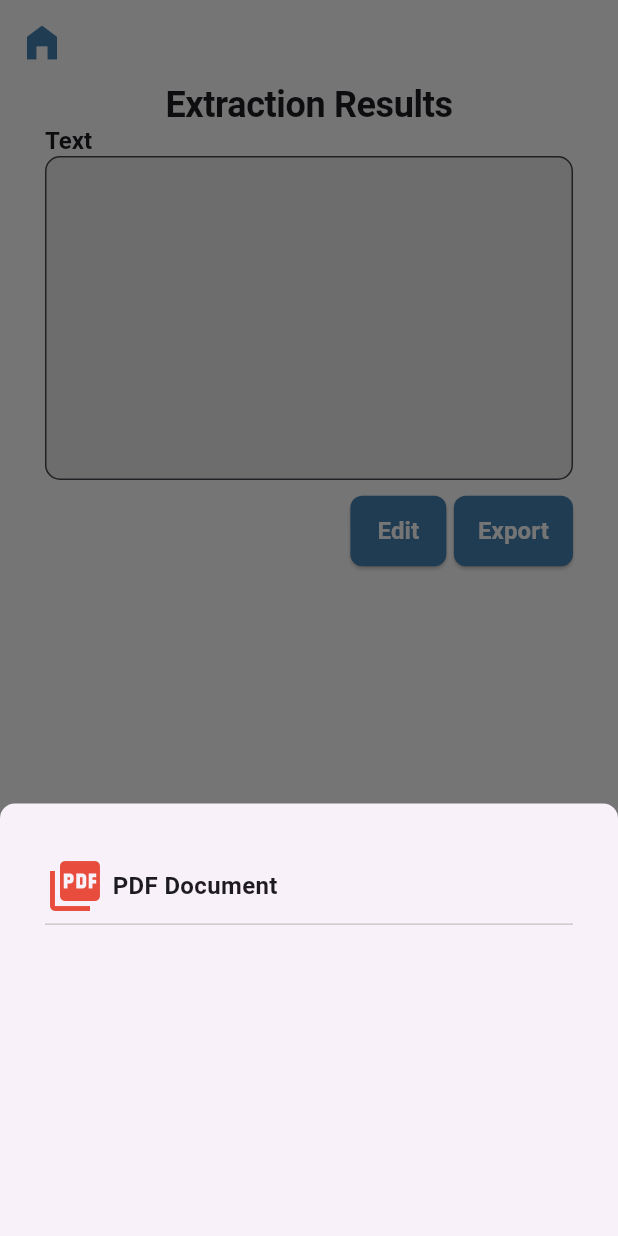
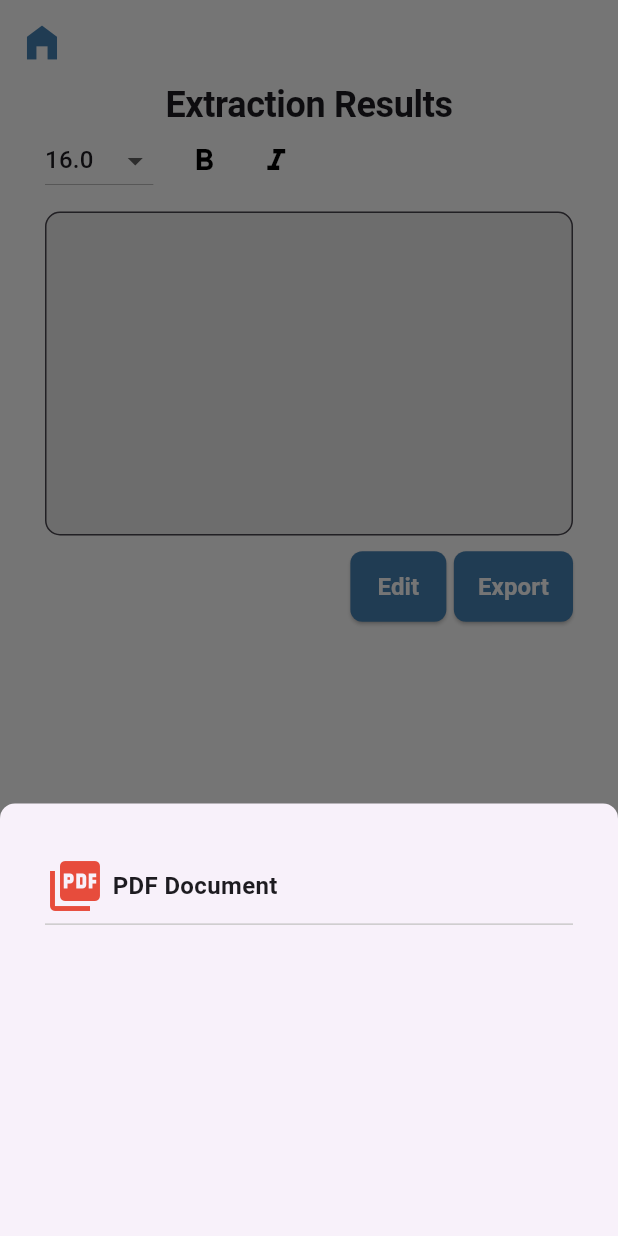
Before and after one commit to umeree/DataExtractornAnalyzer, a Flutter app: the ExtractionResult screen opened directly with empty values, after a tap on "Export", on a phone screen of 412 x 824 dp. Run offline on Flutter 3.47's test engine with Material 3 defaults, Android fonts, the phone set to English and light mode, and no system bars; our stand-ins replace google_fonts, image_picker, permission_handler, sqflite, syncfusion_flutter_datagrid; missing offline and left inert: google_mlkit_text_recognition; accounts and stored records are empty.

Commit message:
PDF WORKING

```diff
--- a/lib/utils/components/document-tile.dart
+++ b/lib/utils/components/document-tile.dart
@@ -5,17 +5,21 @@ class DocumentTile extends StatelessWidget {
   final IconData icon;
   final String text;
   Color color;
+  VoidCallback onPress;
 
  DocumentTile({
     Key? key,
     required this.icon,
     required this.text,
     this.color = AppColors.greyColor,
+   required this.onPress,
   }) : super(key: key);
 
   @override
   Widget build(BuildContext context) {
-    return Padding(
+    return InkWell(
+      onTap: onPress,
+      child: Padding(
         padding: const EdgeInsets.symmetric(vertical: 15, horizontal: 10),
         child: Column(
           children: [
@@ -36,6 +40,7 @@ class DocumentTile extends StatelessWidget {
             ),
           ],
         ),
+      ),
     );
   }
 }
--- a/lib/view/extraction_result.dart
+++ b/lib/view/extraction_result.dart
@@ -1,20 +1,22 @@
 import 'dart:io';
-
+import 'package:flutter/material.dart';
+import 'package:flutter/services.dart' show rootBundle;
+import 'package:google_fonts/google_fonts.dart';
+import 'package:intl/intl.dart';
+import 'package:pdf/widgets.dart' as pw;
+import 'package:path_provider/path_provider.dart';
+import 'package:permission_handler/permission_handler.dart';
 import 'package:dataextractor_analyzer/res/app_colors.dart';
 import 'package:dataextractor_analyzer/utils/components/custom_app_bar.dart';
 import 'package:dataextractor_analyzer/utils/components/cutom_button.dart';
 import 'package:dataextractor_analyzer/utils/components/document-tile.dart';
 import 'package:dataextractor_analyzer/utils/media_query_util.dart';
+import 'package:dataextractor_analyzer/view/home.dart';
+import 'package:provider/provider.dart';
 import 'package:dataextractor_analyzer/view-model/edit-text-view-model.dart';
-import 'package:dataextractor_analyzer/view/home.dart';
-import 'package:flutter/material.dart';
-import 'package:flutter/services.dart';
-import 'package:permission_handler/permission_handler.dart';
-import 'package:provider/provider.dart';
-import 'package:pdf/widgets.dart' as pw;
 
 class ExtractionResult extends StatefulWidget {
-  String initialValue;
+  final String initialValue;
   ExtractionResult({super.key, required this.initialValue});
 
   @override
@@ -23,82 +25,79 @@ class ExtractionResult extends StatefulWidget {
 
 class _ExtractionResultState extends State<ExtractionResult> {
   TextEditingController _textController = TextEditingController();
+  double _fontSize = 16.0;
+  bool _isBold = false;
+  bool _isItalic = false;
 
+  @override
+  void initState() {
+    super.initState();
+    _textController.text = widget.initialValue;
+  }
 
+  Future<pw.Font> loadRobotoFont() async {
+    final fontData = await rootBundle.load("assets/fonts/Roboto-Regular.ttf");
+    return pw.Font.ttf(fontData);
+  }
 
-
-  Future<void> generatePDF() async {
-
+  Future<void> _generateAndSavePDF() async {
+    try {
       // Request storage permission
       var status = await Permission.storage.request();
-    if (!status.isGranted) {
+      if (status.isDenied) {
         ScaffoldMessenger.of(context).showSnackBar(
           const SnackBar(content: Text("Storage permission denied")),
         );
         return;
       }
 
-    // Create the PDF document
       final pdf = pw.Document();
+      final robotoFont = await loadRobotoFont();
+
       pdf.addPage(
-      pw.Page(build: (pw.Context context) {
-        return pw.Center(
-          child: pw.Text(_textController.text, style: pw.TextStyle(fontSize: 20)),
-        );
-      }),
+        pw.Page(
+          build: (pw.Context context) => pw.Text(
+            _textController.text,
+            style: pw.TextStyle(font: robotoFont, fontSize: 16),
+          ),
+        ),
       );
 
-    // Get Downloads directory
-    final directory = Directory('/storage/emulated/0/Download');
-    final path = '${directory.path}/GeneratedPDF-${DateTime.now().microsecondsSinceEpoch}.pdf';
-    final file = File(path);
+      // Save PDF in Downloads folder
+      Directory? directory;
+      if (Platform.isAndroid) {
+        directory = Directory('/storage/emulated/0/Download'); // Set Downloads folder
+      } else {
+        directory = await getApplicationDocumentsDirectory();
+      }
 
-    // Write the PDF to the file
+      String timestamp = DateFormat('yyyyMMdd_HHmmss').format(DateTime.now());
+      final pdfPath = "${directory.path}/extraction_result_$timestamp.pdf";
+      final file = File(pdfPath);
       await file.writeAsBytes(await pdf.save());
 
-    // Notify media scanner
-    try {
-      const platform = MethodChannel('flutter/media_scanner');
-      await platform.invokeMethod('scanFile', {'path': path});
+      ScaffoldMessenger.of(context).showSnackBar(
+        SnackBar(content: Text("PDF saved successfully in Downloads: $pdfPath")),
+      );
     } catch (e) {
-      print("Error notifying media scanner: $e");
+      ScaffoldMessenger.of(context).showSnackBar(
+        SnackBar(content: Text("Error generating PDF: $e")),
+      );
+    }
   }
 
-    // Show success dialog
-    showDialog(
-      context: context,
-      builder: (context) => AlertDialog(
-        title: const Text("PDF Generated"),
-        content: Text("PDF saved to Downloads: $path"),
-        actions: [
-          TextButton(
-            onPressed: () {
-              Navigator.pop(context);
-            },
-            child: const Text("OK"),
-          ),
-        ],
-      ),
-    );
-  }
+
 
   @override
-  void initState() {
-    // TODO: implement initState
-    super.initState();
-    _textController.text = widget.initialValue;
-  }
-  @override
   Widget build(BuildContext context) {
-    bool readOnly = true;
     return Scaffold(
       backgroundColor: AppColors.backgroundColor,
       appBar: CustomAppBar(
         onLeadingPressed: () {
           Navigator.pushAndRemoveUntil(
             context,
-            MaterialPageRoute(builder: (context) => HomeScreen()),
-            (route) => false, // Predicate: Remove all previous routes
+            MaterialPageRoute(builder: (context) => const HomeScreen()),
+                (route) => false,
           );
         },
       ),
@@ -106,7 +105,6 @@ class _ExtractionResultState extends State<ExtractionResult> {
         return Padding(
           padding: const EdgeInsets.symmetric(horizontal: 30),
           child: Column(
-            mainAxisAlignment: MainAxisAlignment.start,
             crossAxisAlignment: CrossAxisAlignment.start,
             children: [
               Center(
@@ -116,35 +114,77 @@ class _ExtractionResultState extends State<ExtractionResult> {
                   style: Theme.of(context).textTheme.displayLarge,
                 ),
               ),
-              Text(
-                "Text",
-                style: Theme.of(context).textTheme.headlineMedium,
+              Row(
+                mainAxisAlignment: MainAxisAlignment.start,
+                children: [
+                  // Font Size Selector
+                  DropdownButton<double>(
+                    value: _fontSize,
+                    items: [12.0, 14.0, 16.0, 18.0, 20.0, 24.0].map((size) {
+                      return DropdownMenuItem(
+                        value: size,
+                        child: Text(size.toString(), style: TextStyle(fontSize: size)),
+                      );
+                    }).toList(),
+                    onChanged: (value) {
+                      setState(() {
+                        _fontSize = value!;
+                      });
+                    },
                   ),
+                  const SizedBox(width: 10),
+
+                  // Bold Button
+                  IconButton(
+                    icon: Icon(Icons.format_bold, color: _isBold ? Colors.blue : Colors.black),
+                    onPressed: () {
+                      setState(() {
+                        _isBold = !_isBold;
+                      });
+                    },
+                  ),
+
+                  // Italic Button
+                  IconButton(
+                    icon: Icon(Icons.format_italic, color: _isItalic ? Colors.blue : Colors.black),
+                    onPressed: () {
+                      setState(() {
+                        _isItalic = !_isItalic;
+                      });
+                    },
+                  ),
+                ],
+              ),
+
+              const SizedBox(height: 10),
+
+              // Text Field
               TextFormField(
                 controller: _textController,
-                initialValue: widget.initialValue,
                 maxLines: 8,
                 readOnly: value.readOnly,
                 decoration: InputDecoration(
-                  filled: true, // Enables background color
-                  fillColor: Colors.grey[200], // Background color
+                  filled: true,
+                  fillColor: Colors.grey[200],
                   border: OutlineInputBorder(
-                    borderRadius: BorderRadius.circular(10), // Rounded corners
-                    borderSide: const BorderSide(
-                      color: Colors.grey, // Border color
-                      width: 1.0, // Border width
+                    borderRadius: BorderRadius.circular(10),
+                    borderSide: const BorderSide(color: Colors.grey, width: 1.0),
                   ),
-                  ),
-                  contentPadding:
-                      EdgeInsets.all(12), // Padding inside the field
+                  contentPadding: const EdgeInsets.all(12),
                 ),
                 style: TextStyle(
-                    fontSize: 16, color: Colors.black), // Text styling
-                keyboardType: TextInputType.multiline, // Multi-line text input
+                  fontSize: _fontSize,
+                  fontWeight: _isBold ? FontWeight.bold : FontWeight.normal,
+                  fontStyle: _isItalic ? FontStyle.italic : FontStyle.normal,
+                  color: Colors.black,
+                  fontFamily: GoogleFonts.roboto().fontFamily,
                 ),
-              SizedBox(
-                height: 10,
+                keyboardType: TextInputType.multiline,
               ),
+
+              const SizedBox(height: 10),
+
+              // Buttons
               Row(
                 mainAxisAlignment: MainAxisAlignment.end,
                 children: [
@@ -153,46 +193,39 @@ class _ExtractionResultState extends State<ExtractionResult> {
                       onPressed: () {
                         value.setReadOnly(false);
                       }),
-                  SizedBox(
-                    width: 5,
-                  ),
+                  const SizedBox(width: 5),
                   CustomButton(
                       text: "Export",
                       onPressed: () {
                         showModalBottomSheet(
                           shape: const RoundedRectangleBorder(
-                              borderRadius: BorderRadius.vertical(
-                                top: Radius.circular(10),
-                              ),
+                            borderRadius: BorderRadius.vertical(top: Radius.circular(10)),
                           ),
                           context: context,
                           builder: (context) {
                             return Container(
-                                padding: EdgeInsets.symmetric(
-                                    horizontal: 20, vertical: 20),
-                                height:
-                                    MediaQueryUtil.screenHeight(context) * 0.35,
-                                decoration: BoxDecoration(
-                                    borderRadius: BorderRadius.only(
-                                        topLeft: Radius.circular(2),
-                                        topRight: Radius.circular(2))),
+                              padding: const EdgeInsets.symmetric(horizontal: 20, vertical: 20),
+                              height: MediaQueryUtil.screenHeight(context) * 0.35,
                               child: Center(
-                                  child: ListView.builder(
-                                      itemCount: 1,
-                                      itemBuilder: (context, value) {
-                                        return DocumentTile(
+                                child: GestureDetector(
+                                  onTap: _generateAndSavePDF,
+                                  child: DocumentTile(
                                     icon: Icons.picture_as_pdf,
                                     color: AppColors.redColor,
                                     text: "PDF Document",
-                                        );
-                                      }),
+                                    onPress: _generateAndSavePDF,
+                                  ),
+                                ),
                               ),
                             );
-                            });
+                          },
+                        );
                       }),
                 ],
               ),
-              Spacer(),
+
+              const Spacer(),
+
               Row(
                 mainAxisAlignment: MainAxisAlignment.center,
                 children: [
@@ -201,15 +234,11 @@ class _ExtractionResultState extends State<ExtractionResult> {
                       onPressed: () {
                         Navigator.pop(context);
                       }),
-                  SizedBox(
-                    width: 15,
-                  ),
+                  const SizedBox(width: 15),
                   CustomButton(text: "Save", onPressed: () {}),
                 ],
               ),
-              SizedBox(
-                height: 30,
-              )
+              const SizedBox(height: 30),
             ],
           ),
         );
--- a/lib/view/type_of_extraction.dart
+++ b/lib/view/type_of_extraction.dart
@@ -18,7 +18,7 @@ class TypeOfExtraction extends StatefulWidget {
 }
 
 class _TypeOfExtractionState extends State<TypeOfExtraction> {
-  String? _selectedOption = "Text Extraction"; // Default value
+  String? _selectedOption = "Text Extraction";
     String _extractedText = '';
 
 
@@ -124,7 +124,9 @@ class _TypeOfExtractionState extends State<TypeOfExtraction> {
                });
               }),
               const SizedBox(width: 15,),
-              CustomButton(text: "Cancel", onPressed: (){}),
+              CustomButton(text: "Cancel", onPressed: (){
+                Navigator.pop(context);
+              }),
             ],
           ),
           const SizedBox(height: 30,)
--- a/pubspec.yaml
+++ b/pubspec.yaml
@@ -44,6 +44,8 @@ dependencies:
   sqflite: ^2.4.1
   pdf: ^3.11.3
   permission_handler: ^11.4.0
+  google_fonts: ^6.2.1
+  intl: ^0.20.2
 
 dev_dependencies:
   flutter_test:
@@ -83,6 +85,8 @@ flutter:
   # "family" key with the font family name, and a "fonts" key with a
   # list giving the asset and other descriptors for the font. For
   # example:
+  assets:
+    - assets/fonts/Roboto-Regular.ttf
   # fonts:
   #   - family: Schyler
   #     fonts:
```
Also changed, not shown: lib/view/settings.dart (added, +15 -0 lines), assets/fonts/Roboto-Regular.ttf (added), pubspec.lock, 126 other files. Lines whose indentation alone changed are shown as unchanged.
